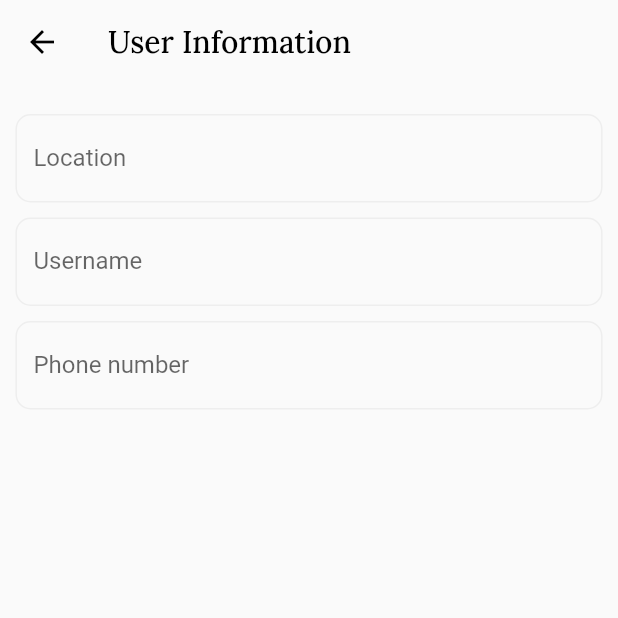
After one commit to KimePeanh/new_ebook, a Flutter app: the UserInformation screen opened directly, on a phone screen of 412 x 824 dp, the top half of it. The commit adds this screen. Run offline on Flutter 3.47's test engine with Material 2 defaults, Android fonts, the phone set to English and light mode, and no system bars; our stand-ins replace badges, carousel_slider, cloud_firestore, equatable, firebase_auth, firebase_core and 6 more; accounts and stored records are empty.

Commit message:
update new

```diff
--- a/lib/bottom_navigation.dart
+++ b/lib/bottom_navigation.dart
@@ -2,6 +2,7 @@ import 'package:badges/badges.dart';
 import 'package:cloud_firestore/cloud_firestore.dart';
 import 'package:ebook/app_con.dart';
 import 'package:ebook/home_screen.dart';
+import 'package:ebook/search_screen.dart';
 import 'package:firebase_auth/firebase_auth.dart';
 import 'package:flutter/cupertino.dart';
 import 'package:flutter/material.dart';
@@ -33,7 +34,7 @@ class _BottomNavigatorState extends State<BottomNavigator> {
   List<Widget> _buildScreens() {
     return [
       HomeScreen(),
-      Container(),
+      SearchScreen(),
       CartScreen(),
       Container(),
       AccountScreen(),
--- a/lib/checkout_screen.dart
+++ b/lib/checkout_screen.dart
@@ -66,7 +66,7 @@ class _CheckoutScreenState extends State<CheckoutScreen> {
         child: Column(
           children: [
             Expanded(
-              flex: 12,
+              flex: 13,
               child: Container(
                 child: SingleChildScrollView(
                   child: Center(
@@ -331,14 +331,16 @@ class _CheckoutScreenState extends State<CheckoutScreen> {
             ),
             Expanded(
               child: Container(
+                color: white,
                 alignment: Alignment.center,
                 width: width,
                 padding: EdgeInsets.only(left: 20),
-                height: 50,
+                // height: 50,
                 child: Row(
                   children: [
                     Expanded(
                         child: Container(
+                          color: white,
                       // margin: EdgeInsets.all(15),
                       alignment: Alignment.centerLeft,
                       child: Column(
--- a/lib/signup_screen.dart
+++ b/lib/signup_screen.dart
@@ -45,6 +45,7 @@ class _SignupScreenState extends State<SignupScreen> {
               'password': password,
               'uid': credential.user!.uid,
               'address': "",
+              'phonenumber':"",
               'url':
                   'https://firebasestorage.googleapis.com/v0/b/newonecam-53e7c.appspot.com/o/user%20(1).png?alt=media&token=c4dafa52-3e22-4514-9482-874bd4dde42d',
             })
--- /dev/null
+++ b/lib/user_information_screen.dart
@@ -0,0 +1,110 @@
+import 'package:ebook/app_con.dart';
+import 'package:flutter/material.dart';
+import 'package:flutter/services.dart';
+
+import 'map_screen.dart';
+
+class UserInformation extends StatefulWidget {
+  const UserInformation({Key? key}) : super(key: key);
+
+  @override
+  State<UserInformation> createState() => _UserInformationState();
+}
+
+class _UserInformationState extends State<UserInformation> {
+  @override
+  Widget build(BuildContext context) {
+    double w = MediaQuery.of(context).size.width;
+    double h = MediaQuery.of(context).size.height;
+    return Scaffold(
+      appBar: AppBar(
+        systemOverlayStyle: SystemUiOverlayStyle(
+            statusBarColor: Colors.transparent,
+            statusBarIconBrightness: Brightness.dark),
+        backgroundColor: Colors.transparent,
+        elevation: 0,
+        leading: InkWell(
+          child: Icon(
+            Icons.arrow_back,
+            color: black,
+          ),
+          onTap: () {
+            Navigator.pop(context);
+          },
+        ),
+        title: Text(
+          "User Information",
+          style: TextStyle(color: black, fontFamily: 'a'),
+          textScaleFactor: 1,
+        ),
+      ),
+      body: SingleChildScrollView(
+        child: Center(
+          child: Column(
+            children: <Widget>[
+              SizedBox(
+                height: 20,
+              ),
+              Container(
+                width: MediaQuery.of(context).size.width * 0.95,
+                child: TextFormField(
+                  readOnly: true,
+                  decoration: InputDecoration(
+                    label: Text("Location"),
+                    floatingLabelBehavior: FloatingLabelBehavior.auto,
+                    focusedBorder: OutlineInputBorder(
+                        borderRadius: BorderRadius.circular(10),
+                        borderSide: BorderSide(color: Colors.grey.shade200)),
+                    enabledBorder: OutlineInputBorder(
+                        borderRadius: BorderRadius.circular(10),
+                        borderSide: BorderSide(color: Colors.grey.shade200)),
+                  ),
+                  onTap: () {
+                    Navigator.push(context,
+                        MaterialPageRoute(builder: (context) => MapSample()));
+                  },
+                ),
+              ),
+              SizedBox(
+                height: 10,
+              ),
+              Container(
+                width: MediaQuery.of(context).size.width * 0.95,
+                child: TextFormField(
+                  decoration: InputDecoration(
+                    label: Text("Username"),
+                    floatingLabelBehavior: FloatingLabelBehavior.auto,
+                    focusedBorder: OutlineInputBorder(
+                        borderRadius: BorderRadius.circular(10),
+                        borderSide: BorderSide(color: Colors.grey.shade200)),
+                    enabledBorder: OutlineInputBorder(
+                        borderRadius: BorderRadius.circular(10),
+                        borderSide: BorderSide(color: Colors.grey.shade200)),
+                  ),
+                ),
+              ),
+              SizedBox(
+                height: 10,
+              ),
+              Container(
+                width: MediaQuery.of(context).size.width * 0.95,
+                child: TextFormField(
+                  decoration: InputDecoration(
+                    label: Text("Phone number"),
+                    floatingLabelBehavior: FloatingLabelBehavior.auto,
+                    focusedBorder: OutlineInputBorder(
+                        borderRadius: BorderRadius.circular(10),
+                        borderSide: BorderSide(color: Colors.grey.shade200)),
+                    enabledBorder: OutlineInputBorder(
+                        borderRadius: BorderRadius.circular(10),
+                        borderSide: BorderSide(color: Colors.grey.shade200)),
+                  ),
+                ),
+              ),
+            ],
+          ),
+        ),
+      ),
+    );
+  }
+}
--- a/pubspec.yaml
+++ b/pubspec.yaml
@@ -48,6 +48,9 @@ dependencies:
   flutter_bloc: ^7.1.0
   equatable: ^2.0.3
   image_picker: ^0.8.3+2
+  google_maps_flutter: ^2.0.0
+  geolocator: ^7.1.1
+  geocoding: ^2.0.0
   # pinput: ^2.1.4
 
 
```
Also changed, not shown: lib/cart_item.dart (+40 -8 lines), lib/map_screen.dart (added, +107 -0 lines), lib/search_screen.dart (added, +80 -0 lines), lib/widget/user_detail.dart (+16 -4 lines), lib/widget/payment_type.dart (line endings or trailing spaces), pubspec.lock, 1 other file.
